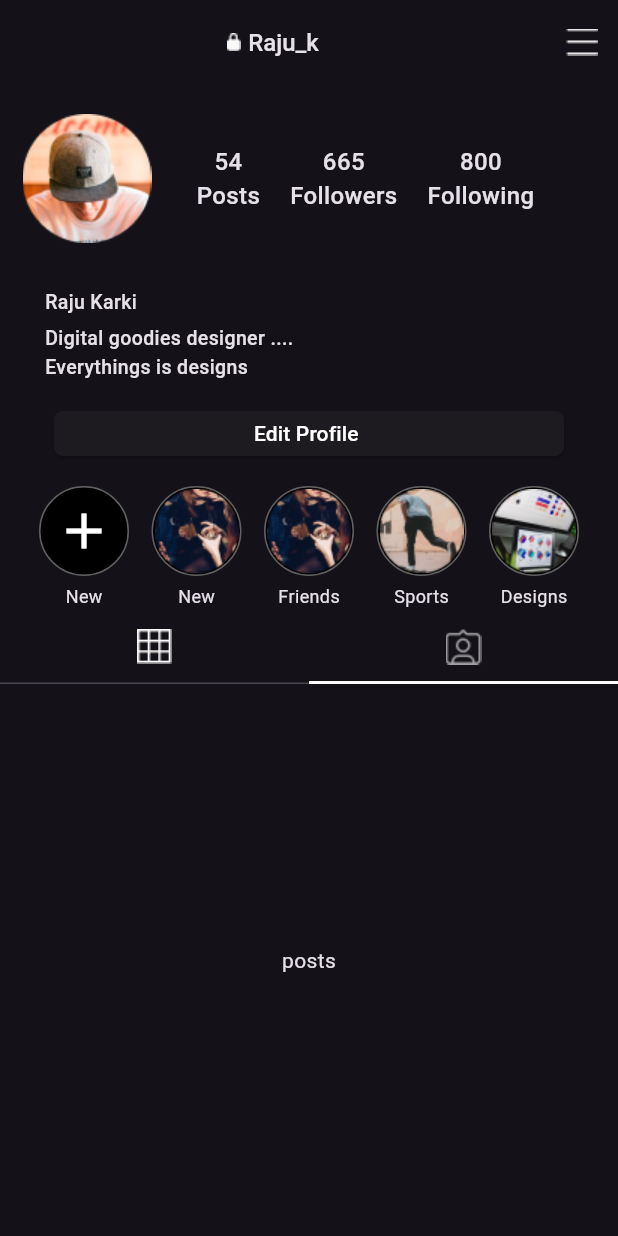
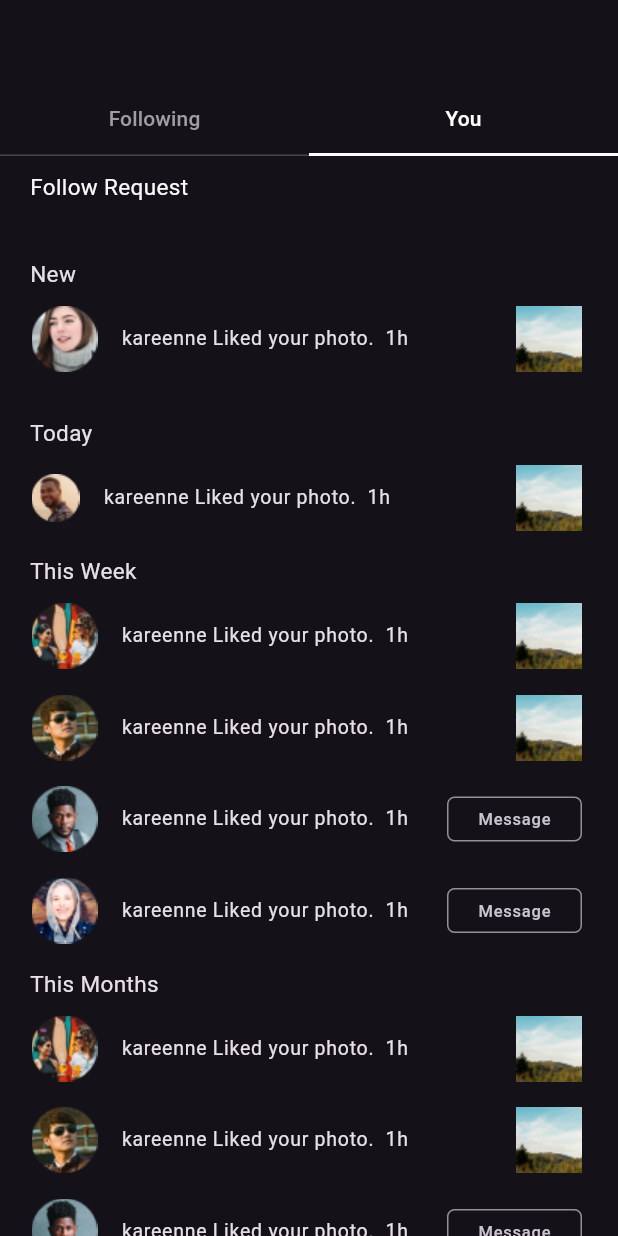
Before and after one commit to rajukarki467/instagram_Clone, a Flutter app: the screen it shows after launch, tab 2 chosen, on a phone screen of 412 x 824 dp. Run offline on Flutter 3.47's test engine with Material 3 defaults, Android fonts, the phone set to English and light mode, and no system bars.

Commit message:
making Following and   activity page

```diff
--- a/lib/main.dart
+++ b/lib/main.dart
@@ -1,5 +1,6 @@
 import 'package:flutter/material.dart';
 import 'package:instagram_ui/screens/bottomnavbar/bottomnavbarScreen.dart';
+import 'package:instagram_ui/screens/heart/heartscreen.dart';
 import 'package:instagram_ui/screens/home/homeScreen.dart';
 import 'package:instagram_ui/screens/login/login_screen.dart';
 import 'package:instagram_ui/screens/messages/messages_screen.dart';
@@ -22,7 +23,7 @@ class MyApp extends StatelessWidget {
       title: 'Instagram',
       theme: ThemeData.dark(),
       // home: SplashScreen(),
-      home: Profilescreen(),
+      home: Heartscreen(),
     );
   }
 }
--- /dev/null
+++ b/lib/screens/heart/Followinng/followingpage.dart
@@ -0,0 +1,72 @@
+import 'package:flutter/material.dart';
+import 'package:instagram_ui/widgets/uihelper.dart';
+
+class Followingpage extends StatelessWidget {
+  const Followingpage({super.key});
+
+  @override
+  Widget build(BuildContext context) {
+    var arrContent = [
+      {
+        "img": "Oval (1).png",
+        "txt": "Hey, how are you?",
+        "im1": "Rectangle.png",
+      },
+      {
+        "img": "Oval (2).png",
+        "txt": "Let’s meet tomorrow.",
+        "im1": "Rectangle.png",
+      },
+      {
+        "img": "Oval (3).png",
+        "txt": "I’ll call you later.",
+        "im1": "Rectangle.png",
+      },
+      {
+        "img": "Oval (4).png",
+        "txt": "Did you finish the work?",
+        "im1": "Rectangle.png",
+      },
+      {"img": "Oval (5).png", "txt": "Good morning!", "im1": "Rectangle.png"},
+      {"img": "Oval (6).png", "txt": "See you soon.", "im1": "Rectangle.png"},
+      {
+        "img": "Oval (7).png",
+        "txt": "Thanks for your help!",
+        "im1": "Rectangle.png",
+      },
+      {
+        "img": "Oval (8).png",
+        "txt": "What’s the plan today?",
+        "im1": "Rectangle.png",
+      },
+    ];
+
+    return Scaffold(
+      body: Expanded(
+        child: Padding(
+          padding: const EdgeInsets.only(top: 20),
+          child: ListView.builder(
+            itemBuilder: (context, index) {
+              return Padding(
+                padding: const EdgeInsets.only(top: 20),
+                child: ListTile(
+                  leading: UiHelper.CustomImage(
+                    imgurl: arrContent[index]['img'].toString(),
+                  ),
+                  title: Text(
+                    arrContent[index]['txt'].toString(),
+                    style: TextStyle(fontSize: 14),
+                  ),
+                  trailing: UiHelper.CustomImage(
+                    imgurl: arrContent[index]['im1'].toString(),
+                  ),
+                ),
+              );
+            },
+            itemCount: arrContent.length,
+          ),
+        ),
+      ),
+    );
+  }
+}
--- /dev/null
+++ b/lib/screens/heart/You/youpage.dart
@@ -0,0 +1,225 @@
+import 'package:flutter/material.dart';
+import 'package:instagram_ui/widgets/uihelper.dart';
+
+class Youpage extends StatelessWidget {
+  const Youpage({super.key});
+
+  @override
+  Widget build(BuildContext context) {
+    return Scaffold(
+      body: SingleChildScrollView(
+        child: Column(
+          children: [
+            Container(
+              height: 48,
+              width: double.infinity,
+              child: Padding(
+                padding: const EdgeInsets.only(top: 10, left: 20),
+                child: Text(
+                  "Follow Request",
+                  style: TextStyle(fontSize: 15, color: Color(0xfff9f9f9)),
+                ),
+              ),
+            ),
+            SizedBox(height: 10),
+            Container(
+              height: 106,
+              width: double.infinity,
+              child: Column(
+                children: [
+                  SizedBox(height: 10),
+                  Row(
+                    children: [
+                      SizedBox(width: 20),
+                      Text("New", style: TextStyle(fontSize: 15)),
+                    ],
+                  ),
+                  SizedBox(height: 5),
+                  Padding(
+                    padding: const EdgeInsets.only(left: 5),
+                    child: ListTile(
+                      leading: UiHelper.CustomImage(imgurl: "Oval (4).png"),
+                      title: Text(
+                        "kareenne Liked your photo.  1h",
+                        style: TextStyle(fontSize: 13),
+                      ),
+                      trailing: UiHelper.CustomImage(imgurl: "Rectangle.png"),
+                    ),
+                  ),
+                ],
+              ),
+            ),
+
+            //........................
+            SizedBox(height: 10),
+            Row(
+              children: [
+                SizedBox(width: 20),
+                Text("Today", style: TextStyle(fontSize: 15)),
+              ],
+            ),
+            SizedBox(height: 5),
+            Padding(
+              padding: const EdgeInsets.only(left: 5),
+              child: ListTile(
+                leading: UiHelper.CustomImage(imgurl: "Profiles.png"),
+                title: Text(
+                  "kareenne Liked your photo.  1h",
+                  style: TextStyle(fontSize: 13),
+                ),
+                trailing: UiHelper.CustomImage(imgurl: "Rectangle.png"),
+              ),
+            ),
+
+            //........................
+            SizedBox(height: 10),
+            Row(
+              children: [
+                SizedBox(width: 20),
+                Text("This Week", style: TextStyle(fontSize: 15)),
+              ],
+            ),
+            SizedBox(height: 5),
+            Padding(
+              padding: const EdgeInsets.only(left: 5),
+              child: ListTile(
+                leading: UiHelper.CustomImage(imgurl: "Oval (5).png"),
+                title: Text(
+                  "kareenne Liked your photo.  1h",
+                  style: TextStyle(fontSize: 13),
+                ),
+                trailing: UiHelper.CustomImage(imgurl: "Rectangle.png"),
+              ),
+            ),
+            SizedBox(height: 5),
+            Padding(
+              padding: const EdgeInsets.only(left: 5),
+              child: ListTile(
+                leading: UiHelper.CustomImage(imgurl: "Oval (6).png"),
+                title: Text(
+                  "kareenne Liked your photo.  1h",
+                  style: TextStyle(fontSize: 13),
+                ),
+                trailing: UiHelper.CustomImage(imgurl: "Rectangle.png"),
+              ),
+            ),
+            SizedBox(height: 5),
+            Padding(
+              padding: const EdgeInsets.only(left: 5),
+              child: ListTile(
+                leading: UiHelper.CustomImage(imgurl: "Oval (7).png"),
+                title: Text(
+                  "kareenne Liked your photo.  1h",
+                  style: TextStyle(fontSize: 13),
+                ),
+                trailing: Container(
+                  height: 30,
+                  width: 90,
+                  decoration: BoxDecoration(
+                    border: Border.all(color: Colors.white54),
+                    borderRadius: BorderRadius.circular(5),
+                  ),
+                  child: Center(child: Text("Message")),
+                ),
+              ),
+            ),
+            SizedBox(height: 5),
+            Padding(
+              padding: const EdgeInsets.only(left: 5),
+              child: ListTile(
+                leading: UiHelper.CustomImage(imgurl: "Oval (8).png"),
+                title: Text(
+                  "kareenne Liked your photo.  1h",
+                  style: TextStyle(fontSize: 13),
+                ),
+                trailing: Container(
+                  height: 30,
+                  width: 90,
+                  decoration: BoxDecoration(
+                    border: Border.all(color: Colors.white54),
+                    borderRadius: BorderRadius.circular(5),
+                  ),
+                  child: Center(child: Text("Message")),
+                ),
+              ),
+            ),
+
+            //........................
+            SizedBox(height: 10),
+            Row(
+              children: [
+                SizedBox(width: 20),
+                Text("This Months", style: TextStyle(fontSize: 15)),
+              ],
+            ),
+            SizedBox(height: 5),
+            Padding(
+              padding: const EdgeInsets.only(left: 5),
+              child: ListTile(
+                leading: UiHelper.CustomImage(imgurl: "Oval (5).png"),
+                title: Text(
+                  "kareenne Liked your photo.  1h",
+                  style: TextStyle(fontSize: 13),
+                ),
+                trailing: UiHelper.CustomImage(imgurl: "Rectangle.png"),
+              ),
+            ),
+            SizedBox(height: 5),
+            Padding(
+              padding: const EdgeInsets.only(left: 5),
+              child: ListTile(
+                leading: UiHelper.CustomImage(imgurl: "Oval (6).png"),
+                title: Text(
+                  "kareenne Liked your photo.  1h",
+                  style: TextStyle(fontSize: 13),
+                ),
+                trailing: UiHelper.CustomImage(imgurl: "Rectangle.png"),
+              ),
+            ),
+            SizedBox(height: 5),
+            Padding(
+              padding: const EdgeInsets.only(left: 5),
+              child: ListTile(
+                leading: UiHelper.CustomImage(imgurl: "Oval (7).png"),
+                title: Text(
+                  "kareenne Liked your photo.  1h",
+                  style: TextStyle(fontSize: 13),
+                ),
+                trailing: Container(
+                  height: 30,
+                  width: 90,
+                  decoration: BoxDecoration(
+                    border: Border.all(color: Colors.white54),
+                    borderRadius: BorderRadius.circular(5),
+                  ),
+                  child: Center(child: Text("Message")),
+                ),
+              ),
+            ),
+            SizedBox(height: 5),
+            Padding(
+              padding: const EdgeInsets.only(left: 5),
+              child: ListTile(
+                leading: UiHelper.CustomImage(imgurl: "Oval (8).png"),
+                title: Text(
+                  "kareenne Liked your photo.  1h",
+                  style: TextStyle(fontSize: 13),
+                ),
+                trailing: Container(
+                  height: 30,
+                  width: 90,
+                  decoration: BoxDecoration(
+                    color: Colors.blueAccent,
+                    border: Border.all(color: Colors.white54),
+                    borderRadius: BorderRadius.circular(5),
+                  ),
+                  child: Center(child: Text("Follow")),
+                ),
+              ),
+            ),
+          ],
+        ),
+      ),
+    );
+  }
+}
--- a/lib/screens/heart/heartscreen.dart
+++ b/lib/screens/heart/heartscreen.dart
@@ -1,10 +1,29 @@
 import 'package:flutter/material.dart';
+import 'package:instagram_ui/screens/heart/Followinng/followingpage.dart';
+import 'package:instagram_ui/screens/heart/You/youpage.dart';
 
 class Heartscreen extends StatelessWidget {
   const Heartscreen({super.key});
 
   @override
   Widget build(BuildContext context) {
-    return Scaffold();
+    return DefaultTabController(
+      length: 2,
+      child: Scaffold(
+        appBar: AppBar(
+          bottom: TabBar(
+            labelColor: Colors.white,
+            unselectedLabelColor: Colors.grey,
+            indicatorColor: Colors.white,
+            indicatorSize: TabBarIndicatorSize.tab,
+            tabs: [
+              Tab(text: "Following"),
+              Tab(text: "You"),
+            ],
+          ),
+        ),
+        body: TabBarView(children: [Followingpage(), Youpage()]),
+      ),
+    );
   }
 }
```
